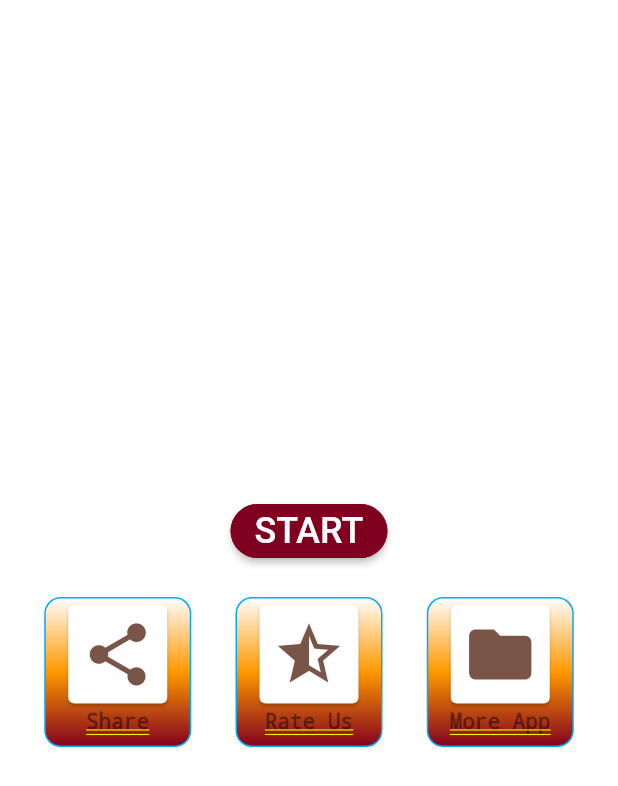
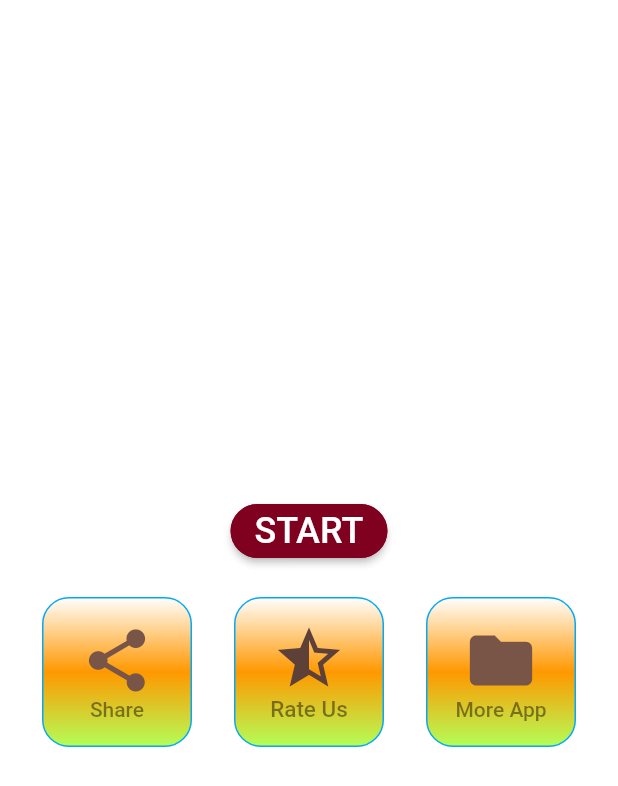
Before and after one commit to bluespacewebdevelopment/PmKishanApp, a Flutter app: the screen it shows after launch, on a phone screen of 412 x 824 dp. Shown: the top 786 px of the screen. Run offline on Flutter 3.47's test engine with Material 2 defaults, Android fonts, the light colour scheme and no system bars; our stand-ins replace platform, share, shared_preferences; missing offline and left inert: android_intent_plus.

Commit message:
start page done

```diff
--- a/lib/pages/homepage.dart
+++ b/lib/pages/homepage.dart
@@ -95,11 +95,11 @@
 }
  List<Choice> choices = <Choice>[
   Choice(title: 'मुख्य पेज', subtitle: 'Main Page' ,icon: Icons.home),
-  Choice(title: 'नया पंजीकरण करें', subtitle: 'Main Page' ,icon: Icons.person),
-  Choice(title: 'आधार कार्ड लिंक करें', subtitle: 'Main Page' ,icon: Icons.fingerprint),
-  Choice(title: 'अपना खाता देखें', subtitle: 'Main Page' ,icon: Icons.document_scanner),
-  Choice(title: 'नरेगा जॉब कार्ड', subtitle: 'Main Page' ,icon: Icons.card_giftcard),
-  Choice(title: 'शौचालय योजना ', subtitle: 'Main Page' ,icon: Icons.home_mini),
+  Choice(title: 'नया पंजीकरण करें', subtitle: 'New Farmer Registration' ,icon: Icons.person),
+  Choice(title: 'आधार कार्ड लिंक करें', subtitle: 'PM Farmer eKYC' ,icon: Icons.fingerprint),
+  Choice(title: 'अपना खाता देखें', subtitle: 'View Your Account' ,icon: Icons.document_scanner),
+  Choice(title: 'नरेगा जॉब कार्ड', subtitle: 'Narega Yojana' ,icon: Icons.card_giftcard),
+  Choice(title: 'शौचालय योजना', subtitle: 'Toilet Scheme' ,icon: Icons.home_mini),
 ];
 
 class SelectCard extends StatelessWidget {
@@ -116,12 +116,13 @@
       color: Colors.white,
       child: Center(
         child: Column(
-          mainAxisAlignment: MainAxisAlignment.start,
+          mainAxisAlignment: MainAxisAlignment.center,
           crossAxisAlignment: CrossAxisAlignment.center,
           children: <Widget>[
-            Expanded(child: CircleAvatar(backgroundColor: Theme.of(context).primaryColor,radius: 30
-                ,child: Icon(choice.icon,size: 45,color: Colors.white))),
-            Text(choice.title,style: TextStyle(fontSize: 25)),
+            CircleAvatar(backgroundColor: Theme.of(context).primaryColor,radius: 30
+                ,child: Icon(choice.icon,size: 45,color: Colors.white)),
+            SizedBox(height: 15),
+            Text(choice.title,style: TextStyle(fontSize: 18,fontWeight: FontWeight.bold)),
             Text(choice.subtitle,style: TextStyle(fontSize: 17)),
           ],
         ),
--- a/lib/pages/startpage.dart
+++ b/lib/pages/startpage.dart
@@ -88,13 +88,12 @@
             mainAxisSize: MainAxisSize.max,
             children: [
               Container(
-                padding: EdgeInsets.only(left: 11, right: 11),
-                height: 100,
+                height: 100,width: 100,
                 decoration: BoxDecoration(
-                  borderRadius: BorderRadius.circular(11),
+                  borderRadius: BorderRadius.circular(18),
                   shape: BoxShape.rectangle,
                   gradient: LinearGradient(
-                    colors: [Colors.white, Colors.orange, Theme.of(context).primaryColor],
+                    colors: [Colors.white, Colors.orange, Colors.lightGreenAccent],
                     begin: Alignment.topCenter,
                     end: Alignment.bottomCenter,
                   ),
@@ -103,24 +102,24 @@
                       width: 1,
                       style: BorderStyle.solid),
                 ),
+                child: ElevatedButton(
+                  onPressed: () async { _shareContent(); },
+                  style: ButtonStyle(
+                    shape: MaterialStateProperty.all<RoundedRectangleBorder>(
+                      RoundedRectangleBorder(
+                        borderRadius: BorderRadius.circular(18.0),
+                      ),),
+                    elevation: MaterialStateProperty.all(0),
+                    padding: MaterialStateProperty.all(EdgeInsets.zero),
+                      backgroundColor: MaterialStateProperty.all(Colors.transparent.withOpacity(0)),
+                  ),
                      child: Column(
+                    mainAxisAlignment: MainAxisAlignment.center,
                     children: [
-                    Card(
-                      child: IconButton(
-                        icon: Icon(
+                      Icon(
                           Icons.share,
                           size: 50,
                           color: Colors.brown,
-                        ),
-                        color: Colors.brown[700],
-                        onPressed: () async {
-                          _shareContent();
-                          // await Share.share('Share This One', subject: "here is my subject ");
-                          // AndroidIntent intent = AndroidIntent(
-                          //     action: 'android.intent.action.ACTION_SEND');
-                        },
-                        iconSize: 50,
-                      ),
                         ),
                       Text(
                         "Share",
@@ -129,14 +128,14 @@
                     ],
                   ),
                 ),
+              ),
               Container(
-                padding: EdgeInsets.only(left: 11, right: 11),
-                height: 100,
+                height: 100,width: 100,
                 decoration: BoxDecoration(
-                  borderRadius: BorderRadius.circular(11),
+                  borderRadius: BorderRadius.circular(18.0),
                   shape: BoxShape.rectangle,
                   gradient: LinearGradient(
-                    colors: [Colors.white, Colors.orange, Theme.of(context).primaryColor],
+                    colors: [Colors.white, Colors.orange, Colors.lightGreenAccent],
                     begin: Alignment.topCenter,
                     end: Alignment.bottomCenter,
                   ),
@@ -145,38 +144,39 @@
                       width: 1,
                       style: BorderStyle.solid),
                 ),
+                child: ElevatedButton(
+                  style: ButtonStyle(
+                      shape: MaterialStateProperty.all<RoundedRectangleBorder>(
+                        RoundedRectangleBorder(
+                          borderRadius: BorderRadius.circular(18.0),
+                        ),),
+                      elevation: MaterialStateProperty.all(0),
+                      padding: MaterialStateProperty.all(EdgeInsets.zero),
+                      backgroundColor: MaterialStateProperty.all(Colors.transparent),
+                      shadowColor: MaterialStateProperty.all(Colors.transparent) ),
+                  onPressed: () {  },
                   child: Column(
+                    mainAxisAlignment: MainAxisAlignment.center,
                     children: [
-                    Card(
-                      child: IconButton(
-                        icon: Icon(
+                     Icon(
                           Icons.star_half,
                           size: 50,
-                          color: Colors.brown,
+                          color: Colors.brown[700],
                         ),
-                        color: Colors.brown[700],
-                        onPressed: () {
-                          AndroidIntent intent = AndroidIntent(
-                              action: 'android.intent.action.ACTION_SEND');
-                        },
-                        iconSize: 50,
+                      Text("Rate Us",
+                        style: TextStyle(fontSize: 15, color: Colors.black45),textAlign: TextAlign.center,)
+                    ],
                   ),
-                    ),
-                    Text(
-                      "Rate Us",
-                      style: TextStyle(fontSize: 14, color: Colors.black45),
-                    )
-                  ],
                 ),
               ),
               Container(
                 padding: EdgeInsets.only(left: 11, right: 11),
-                height: 100,
+                height: 100,width: 100,
                 decoration: BoxDecoration(
-                  borderRadius: BorderRadius.circular(11),
+                  borderRadius: BorderRadius.circular(18.0),
                   shape: BoxShape.rectangle,
                   gradient: LinearGradient(
-                    colors: [Colors.white, Colors.orange, Theme.of(context).primaryColor],
+                    colors: [Colors.white, Colors.orange, Colors.lightGreenAccent],
                     begin: Alignment.topCenter,
                     end: Alignment.bottomCenter,
                   ),
@@ -185,27 +185,31 @@
                       width: 1,
                       style: BorderStyle.solid),
                 ),
+                child: ElevatedButton(
+                  style: ButtonStyle(
+                      shape: MaterialStateProperty.all<RoundedRectangleBorder>(
+                        RoundedRectangleBorder(
+                          borderRadius: BorderRadius.circular(18.0),
+                        ),),
+                      elevation: MaterialStateProperty.all(0),
+                      padding: MaterialStateProperty.all(EdgeInsets.zero),
+                      backgroundColor: MaterialStateProperty.all(Colors.transparent),
+                      shadowColor: MaterialStateProperty.all(Colors.transparent) ),
+                  onPressed: () {  },
                   child: Column(
+                    mainAxisAlignment: MainAxisAlignment.center,
                     children: [
-                    Card(
-                      child: IconButton(
-                        icon: Icon(
+                      Icon(
                           Icons.folder,
                           size: 50,
                           color: Colors.brown,
-                        ),
-                        color: Colors.brown[700],
-                        onPressed: () {
-                          _Send();
-                        },
-                        iconSize: 50,
-                      ),
                         ),
                       Text(
                         "More App",
                         style: TextStyle(fontSize: 14, color: Colors.black45),
                       )
                     ],
+                  ),
                 ),
               ),
             ],
```
Also changed, not shown: 7 other files. Lines whose indentation alone changed are shown as unchanged.
